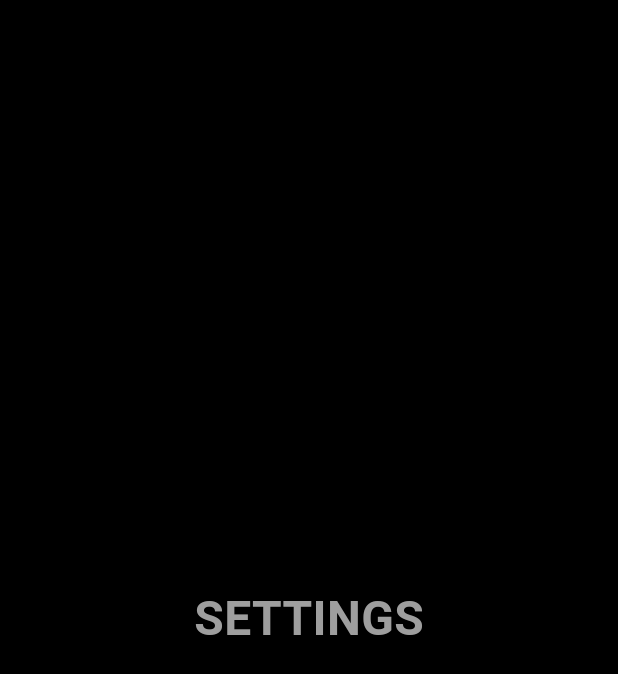
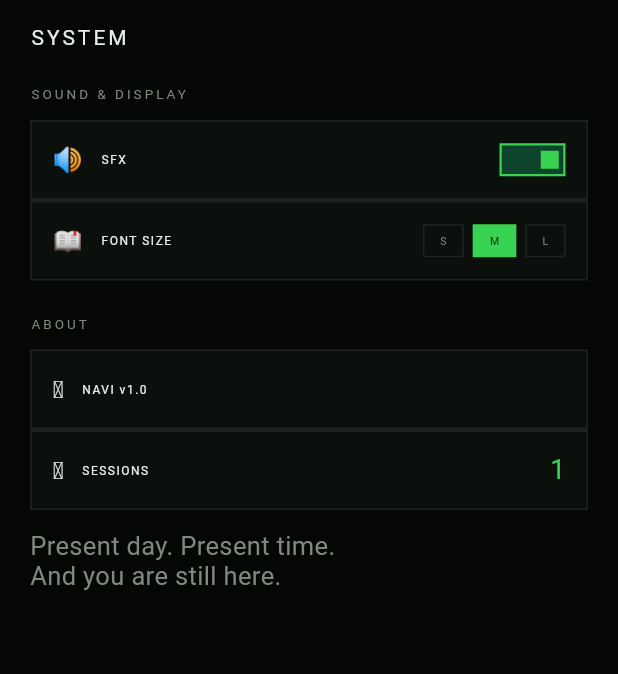
Before and after one commit to notwewnothing/Navi, a Flutter app: the SettingsScreen screen opened directly, on a phone screen of 412 x 824 dp. Shown: the top 674 px of the screen. Run offline on Flutter 3.47's test engine with Material 3 defaults, Android fonts, the phone set to English and light mode, and no system bars; Roboto replaces fonts that are missing (PixelDisplay, Terminal).

Commit message:
Added Alarm Model, Settings Screen, and Session Counter

```diff
--- a/lib/models/alarm.dart
+++ b/lib/models/alarm.dart
@@ -1,4 +1,99 @@
+enum AlarmRepeat { once, daily, weekdays, custom }
+
+extension AlarmRepeatLabel on AlarmRepeat {
+  String get label => switch (this) {
+    AlarmRepeat.once => 'ONCE',
+    AlarmRepeat.daily => 'DAILY',
+    AlarmRepeat.weekdays => 'WEEKDAYS',
+    AlarmRepeat.custom => 'CUSTOM',
+  };
+}
+
 class Alarm {
+  Alarm({
+    required this.id,
+    required this.hour,
+    required this.minute,
+    this.label = 'WAKE UP',
+    this.snoozeMinutes = 10,
+    this.repeat = AlarmRepeat.once,
+    this.dayBits = 0,
+    this.enabled = true,
+    this.snoozedUntil,
+    this.fromSchedule = false,
+  });
+
   final int id;
-  const Alarm({required this.id});
+  int hour;
+  int minute;
+  String label;
+  int snoozeMinutes;
+  AlarmRepeat repeat;
+  int dayBits;
+  bool enabled;
+  DateTime? snoozedUntil;
+  bool fromSchedule;
+
+  DateTime? nextFire(DateTime from) {
+    if (!enabled) return null;
+    if (repeat == AlarmRepeat.custom && dayBits == 0) return null;
+
+    final snooze = snoozedUntil;
+    if (snooze != null && snooze.isAfter(from)) return snooze;
+
+    var candidate = DateTime(from.year, from.month, from.day, hour, minute);
+    var guard = 0;
+    while (!candidate.isAfter(from) || !_matchesRepeat(candidate)) {
+      candidate = DateTime(
+        candidate.year,
+        candidate.month,
+        candidate.day + 1,
+        hour,
+        minute,
+      );
+      if (++guard > 370) return null;
+    }
+    return candidate;
+  }
+
+  bool _matchesRepeat(DateTime day) => switch (repeat) {
+    AlarmRepeat.weekdays => day.weekday <= DateTime.friday,
+    AlarmRepeat.custom => (dayBits >> (day.weekday - 1)) & 1 == 1,
+    _ => true,
+  };
+
+  String get timeLabel24 =>
+      '${hour.toString().padLeft(2, '0')}:${minute.toString().padLeft(2, '0')}';
+
+  Map<String, Object?> toJson() => {
+    'id': id,
+    'hour': hour,
+    'minute': minute,
+    'label': label,
+    'snoozeMinutes': snoozeMinutes,
+    'repeat': repeat.name,
+    'dayBits': dayBits,
+    'enabled': enabled,
+    'snoozedUntil': snoozedUntil?.millisecondsSinceEpoch,
+    'fromSchedule': fromSchedule,
+  };
+
+  static Alarm fromJson(Map<String, Object?> json) {
+    final snoozeMs = json['snoozedUntil'] as int?;
+    return Alarm(
+      id: json['id'] as int,
+      hour: json['hour'] as int,
+      minute: json['minute'] as int,
+      label: json['label'] as String? ?? 'WAKE UP',
+      snoozeMinutes: json['snoozeMinutes'] as int? ?? 10,
+      repeat:
+          AlarmRepeat.values.asNameMap()[json['repeat']] ?? AlarmRepeat.once,
+      dayBits: json['dayBits'] as int? ?? 0,
+      enabled: json['enabled'] as bool? ?? true,
+      snoozedUntil: snoozeMs == null
+          ? null
+          : DateTime.fromMillisecondsSinceEpoch(snoozeMs),
+      fromSchedule: json['fromSchedule'] as bool? ?? false,
+    );
+  }
 }
--- a/lib/screens/settings/settings_screen.dart
+++ b/lib/screens/settings/settings_screen.dart
@@ -1,19 +1,211 @@
 import 'package:flutter/material.dart';
 
-class SettingsScreen extends StatelessWidget {
+import '../../services/settings_store.dart';
+import '../../theme/palette.dart';
+
+class SettingsScreen extends StatefulWidget {
   const SettingsScreen({super.key});
 
   @override
+  State<SettingsScreen> createState() => _SettingsScreenState();
+}
+
+class _SettingsScreenState extends State<SettingsScreen> {
+  @override
   Widget build(BuildContext context) {
+    final p = context.palette;
+    final settings = SettingsScope.of(context);
+
     return Scaffold(
-      backgroundColor: Colors.black,
-      body: Center(
+      backgroundColor: p.bg,
+      body: SafeArea(
+        child: ListView(
+          padding: const EdgeInsets.fromLTRB(20, 14, 20, 28),
+          children: [
+            Text('SYSTEM', style: p.h1),
+            const SizedBox(height: 20),
+            _section(
+              p,
+              title: 'SOUND & DISPLAY',
+              children: [
+                _row(
+                  p,
+                  glyph: '\u{1F50A}',
+                  label: 'SFX',
+                  trailing: _switch(p, settings.sfxEnabled, (v) {
+                    settings.setSfxEnabled(v);
+                  }),
+                ),
+                _divider(p),
+                _row(
+                  p,
+                  glyph: '\u{1F4D6}',
+                  label: 'FONT SIZE',
+                  trailing: Row(
+                    mainAxisSize: MainAxisSize.min,
+                    children: [
+                      for (final (lbl, scale) in [
+                        ('S', 0.85),
+                        ('M', 1.0),
+                        ('L', 1.15),
+                      ]) ...[
+                        if (scale > 0.85) const SizedBox(width: 6),
+                        _chip(
+                          p,
+                          label: lbl,
+                          selected: (settings.fontScale - scale).abs() < 0.01,
+                          onTap: () => settings.setFontScale(scale),
+                        ),
+                      ],
+                    ],
+                  ),
+                ),
+              ],
+            ),
+            const SizedBox(height: 22),
+            _section(
+              p,
+              title: 'ABOUT',
+              children: [
+                _row(p, glyph: '\u{25C9}', label: 'NAVI v1.0'),
+                _divider(p),
+                _row(
+                  p,
+                  glyph: '\u{25C9}',
+                  label: 'SESSIONS',
+                  trailing: Text(
+                    '${settings.sessionCount}',
+                    style: TextStyle(
+                      fontFamily: kFontTerminal,
+                      fontSize: 18,
+                      color: p.accent,
+                      height: 1.1,
+                    ),
+                  ),
+                ),
+              ],
+              footer: Padding(
+                padding: const EdgeInsets.only(top: 14),
+                child: Text(
+                  'Present day. Present time.\nAnd you are still here.',
+                  style: p.quote.copyWith(fontSize: 17),
+                ),
+              ),
+            ),
+          ],
+        ),
+      ),
+    );
+  }
+
+  Widget _section(
+    NaviPalette p, {
+    required String title,
+    required List<Widget> children,
+    Widget? footer,
+  }) {
+    return Column(
+      crossAxisAlignment: CrossAxisAlignment.start,
+      children: [
+        Text(title, style: p.h2),
+        const SizedBox(height: 10),
+        Container(
+          decoration: BoxDecoration(
+            border: Border.all(color: p.border),
+            color: p.panel,
+          ),
+          child: Column(
+            crossAxisAlignment: CrossAxisAlignment.stretch,
+            children: [
+              for (final (i, child) in children.indexed) ...[
+                if (i > 0) Container(height: 1, color: p.border),
+                child,
+              ],
+            ],
+          ),
+        ),
+        ?footer,
+      ],
+    );
+  }
+
+  Widget _row(
+    NaviPalette p, {
+    required String glyph,
+    required String label,
+    Widget? trailing,
+  }) {
+    return Padding(
+      padding: const EdgeInsets.symmetric(horizontal: 14, vertical: 14),
+      child: Row(
+        children: [
+          Text(glyph, style: const TextStyle(fontSize: 16)),
+          const SizedBox(width: 12),
+          Expanded(
+            child: Text(
+              label,
+              style: TextStyle(
+                fontFamily: kFontPixel,
+                fontSize: 8,
+                letterSpacing: 1,
+                color: p.text,
+                height: 1.5,
+              ),
+            ),
+          ),
+          ?trailing,
+        ],
+      ),
+    );
+  }
+
+  Widget _divider(NaviPalette p) => Container(height: 1, color: p.border);
+
+  Widget _switch(NaviPalette p, bool value, ValueChanged<bool> onChanged) {
+    return GestureDetector(
+      onTap: () => onChanged(!value),
+      child: AnimatedContainer(
+        duration: const Duration(milliseconds: 180),
+        curve: Curves.easeOut,
+        width: 44,
+        height: 22,
+        padding: const EdgeInsets.all(3),
+        decoration: BoxDecoration(
+          color: value ? p.accentGhost : p.panelHi,
+          border: Border.all(color: value ? p.accent : p.border, width: 1.5),
+        ),
+        child: AnimatedAlign(
+          duration: const Duration(milliseconds: 180),
+          curve: Curves.easeOut,
+          alignment: value ? Alignment.centerRight : Alignment.centerLeft,
+          child: Container(width: 12, height: 12, color: value ? p.accent : p.textGhost),
+        ),
+      ),
+    );
+  }
+
+  Widget _chip(NaviPalette p, {
+    required String label,
+    required bool selected,
+    required VoidCallback onTap,
+  }) {
+    return GestureDetector(
+      onTap: onTap,
+      child: AnimatedContainer(
+        duration: const Duration(milliseconds: 150),
+        padding: const EdgeInsets.symmetric(horizontal: 10, vertical: 6),
+        decoration: BoxDecoration(
+          color: selected ? p.accent : Colors.transparent,
+          border: Border.all(color: selected ? p.accent : p.border),
+        ),
         child: Text(
-          'SETTINGS',
+          label,
           style: TextStyle(
-            fontSize: 32,
-            fontWeight: FontWeight.bold,
-            color: Colors.grey.shade500,
+            fontFamily: kFontPixel,
+            fontSize: 7,
+            letterSpacing: 1,
+            color: selected ? Colors.black : p.textDim,
+            height: 1.2,
           ),
         ),
       ),
--- a/lib/services/settings_store.dart
+++ b/lib/services/settings_store.dart
@@ -5,6 +5,8 @@ class SettingsStore extends ChangeNotifier {
   bool sfxEnabled = true;
   bool scanlinesEnabled = false;
   double fontScale = 1.0;
+  int sessionCount = 0;
+
   NaviPalette get palette => const NaviPalette(Accent(
     name: 'WIRED GREEN',
     l1: Color(0xff0e4429),
@@ -12,13 +14,33 @@ class SettingsStore extends ChangeNotifier {
     l3: Color(0xff26a641),
     l4: Color(0xff39d353),
   ));
-  Future<void> init() async {}
+
+  Future<void> init() async {
+    sessionCount++;
+    notifyListeners();
+  }
+
+  void setSfxEnabled(bool v) {
+    sfxEnabled = v;
+    notifyListeners();
+  }
+
+  void setFontScale(double v) {
+    fontScale = v;
+    notifyListeners();
+  }
 }
 
-class SettingsScope extends StatelessWidget {
-  final SettingsStore store;
-  final Widget child;
-  const SettingsScope({super.key, required this.store, required this.child});
-  @override
-  Widget build(BuildContext context) => child;
+class SettingsScope extends InheritedNotifier<SettingsStore> {
+  const SettingsScope({
+    super.key,
+    required SettingsStore store,
+    required super.child,
+  }) : super(notifier: store);
+
+  static SettingsStore of(BuildContext context) {
+    final scope = context.dependOnInheritedWidgetOfExactType<SettingsScope>();
+    assert(scope != null, 'SettingsScope missing from widget tree');
+    return scope!.notifier!;
+  }
 }
```
Also changed, not shown: lib/screens/splash_screen.dart (line endings or trailing spaces), lib/services/journal_store.dart (line endings or trailing spaces).
